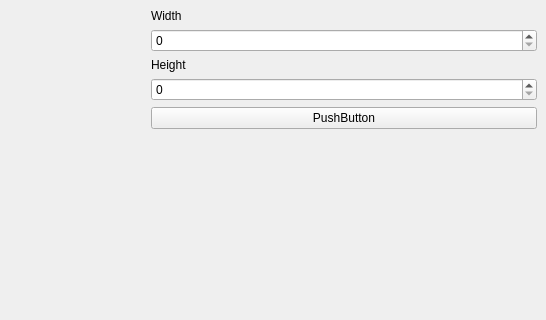
First picture: the form in amazon/mainwindow.ui, repository fairynoxx/warehouse, before the edit; both pictures show x 250 to 796 and y 0 to 320 of the 796 by 498 pixel window.
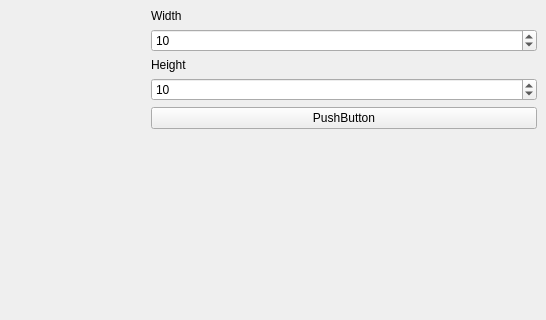
Second picture: the form after the edit.

Commit message: default size 10x10

```diff
--- a/amazon/mainwindow.ui
+++ b/amazon/mainwindow.ui
@@ -33,7 +33,11 @@
          </widget>
         </item>
         <item>
-         <widget class="QSpinBox" name="spinBoxWidth"/>
+         <widget class="QSpinBox" name="spinBoxWidth">
+          <property name="value">
+           <number>10</number>
+          </property>
+         </widget>
         </item>
         <item>
          <widget class="QLabel" name="label">
@@ -43,7 +47,11 @@
          </widget>
         </item>
         <item>
-         <widget class="QSpinBox" name="spinBoxHeight"/>
+         <widget class="QSpinBox" name="spinBoxHeight">
+          <property name="value">
+           <number>10</number>
+          </property>
+         </widget>
         </item>
         <item>
          <widget class="QPushButton" name="pushButton">
```
